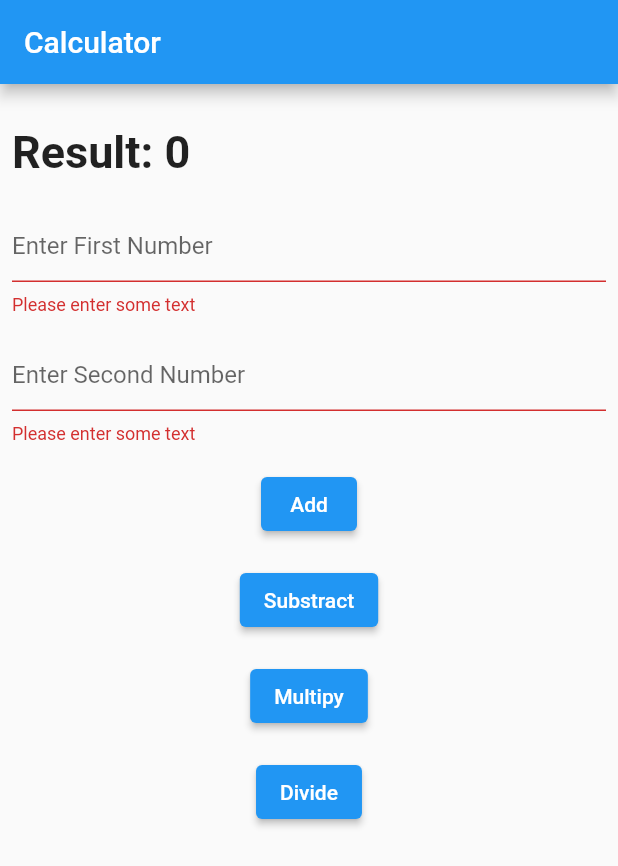
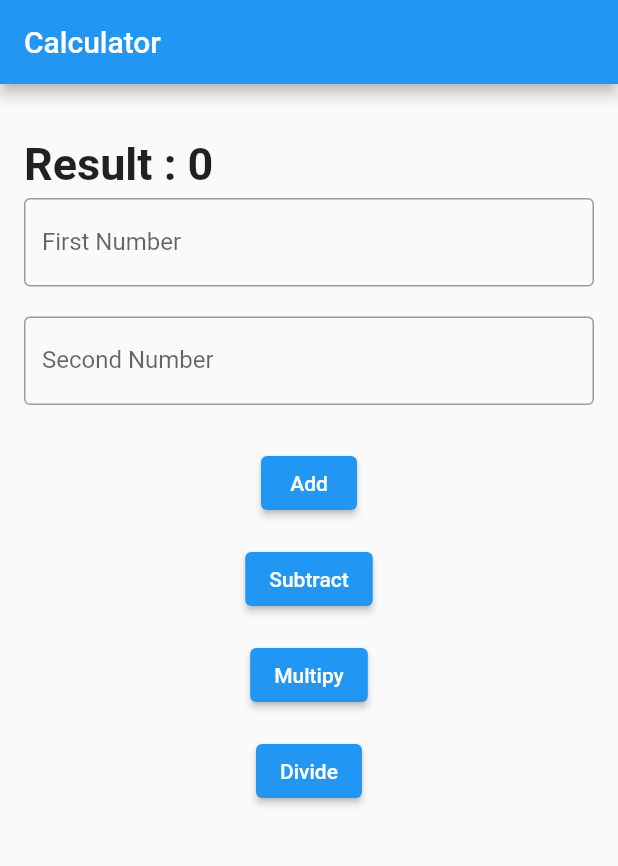
Before and after one commit to BagasSatr3/flutter-bagas-satria-fundamental, a Flutter app: the screen it shows after launch, after a tap on "Add", on a phone screen of 412 x 824 dp. Shown: the top 866 px of the screen. Run offline on Flutter 3.47's test engine with Material 2 defaults, Android fonts, the phone set to English and light mode, and no system bars.

Commit message:
version 3.0

```diff
--- a/lib/main.dart
+++ b/lib/main.dart
@@ -1,143 +1,136 @@
 import 'package:flutter/material.dart';
 import 'package:flutter/services.dart';
 
-void main() => runApp(const MyApp());
+void main() => runApp(MyApp());
 
 class MyApp extends StatelessWidget {
-  const MyApp({super.key});
-
-  static const String _title = 'Calculator';
-
   @override
   Widget build(BuildContext context) {
+    final appTitle = 'Calculator';
+
     return MaterialApp(
-      title: _title,
+      title: appTitle,
       home: Scaffold(
-        appBar: AppBar(title: const Text(_title)),
-        body: const MyStatefulWidget(),
+        appBar: AppBar(
+          title: Text(appTitle),
+        ),
+        body: Calculator(),
       ),
     );
   }
 }
 
-class MyStatefulWidget extends StatefulWidget {
-  const MyStatefulWidget({super.key});
-
+class Calculator extends StatefulWidget {
   @override
-  State<MyStatefulWidget> createState() => _MyStatefulWidgetState();
+  _CalculatorState createState() => _CalculatorState();
 }
 
-class _MyStatefulWidgetState extends State<MyStatefulWidget> {
-  final GlobalKey<FormState> _formKey = GlobalKey<FormState>();
-
+class _CalculatorState extends State<Calculator> {
+  TextEditingController num1controller = new TextEditingController();
+  TextEditingController num2controller = new TextEditingController();
+  String result = "0";
   @override
   Widget build(BuildContext context) {
-    return Form(
-      key: _formKey,
+    return Container(
+      padding: EdgeInsets.all(16.0),
       child: Column(
         crossAxisAlignment: CrossAxisAlignment.start,
         children: <Widget>[
-          Padding(
-            padding: const EdgeInsets.all(8.0),
-            child: Text('Result: 0',
+          Text('Result : $result',
               style: TextStyle(
                   fontWeight: FontWeight.bold, fontSize: 30, height: 2)),
-          ),
-          Padding(
-            padding: const EdgeInsets.all(8.0),
-            child: TextFormField(
+          TextField(
             keyboardType: TextInputType.number,
             inputFormatters: <TextInputFormatter>[
               FilteringTextInputFormatter.digitsOnly
             ],
-              decoration: const InputDecoration(
+            controller: num1controller,
+            decoration: InputDecoration(
+              border: OutlineInputBorder(),
+              labelText: 'First Number',
               hintText: 'Enter First Number',
             ),
-              validator: (String? value) {
-                if (value == null || value.isEmpty) {
-                  return 'Please enter some text';
-                }
-                return null;
-              },
           ),
+          SizedBox(
+            height: 20,
           ),
-          Padding(
-            padding: const EdgeInsets.all(8.0),
-            child: TextFormField(
+          TextField(
             keyboardType: TextInputType.number,
             inputFormatters: <TextInputFormatter>[
               FilteringTextInputFormatter.digitsOnly
             ],
-              decoration: const InputDecoration(
+            controller: num2controller,
+            decoration: InputDecoration(
+              border: OutlineInputBorder(),
+              labelText: 'Second Number',
               hintText: 'Enter Second Number',
             ),
-              validator: (String? value) {
-                if (value == null || value.isEmpty) {
-                  return 'Please enter some text';
-                }
-                return null;
-              },
           ),
+          SizedBox(
+            height: 20,
           ),
           Center(
-            child: Padding(
+            child: Container(
               padding: const EdgeInsets.all(8.0),
               child: ElevatedButton(
+                child: Text("Add"),
                 onPressed: () {
-                  // Validate will return true if the form is valid, or false if
-                  // the form is invalid.
-                  if (_formKey.currentState!.validate()) {
-                    // Process data.
-                  }
+                  setState(() {
+                    int sum = int.parse(num1controller.text) +
+                        int.parse(num2controller.text);
+                    result = sum.toString();
+                  });
                 },
-                child: const Text('Add'),
               ),
             ),
           ),
           Center(
-            child: Padding(
+            child: Container(
               padding: const EdgeInsets.all(8.0),
               child: ElevatedButton(
+                child: Text("Subtract"),
                 onPressed: () {
-                  // Validate will return true if the form is valid, or false if
-                  // the form is invalid.
-                  if (_formKey.currentState!.validate()) {
-                    // Process data.
-                  }
+                  setState(() {
+                    int sum = int.parse(num1controller.text) -
+                        int.parse(num2controller.text);
+                    result = sum.toString();
+                  });
                 },
-                child: const Text('Substract'),
               ),
             ),
           ),
           Center(
-            child: Padding(
+            child: Container(
               padding: const EdgeInsets.all(8.0),
               child: ElevatedButton(
+                child: Text("Multipy"),
                 onPressed: () {
-                  // Validate will return true if the form is valid, or false if
-                  // the form is invalid.
-                  if (_formKey.currentState!.validate()) {
-                    // Process data.
-                  }
+                  setState(() {
+                    int sum = int.parse(num1controller.text) *
+                        int.parse(num2controller.text);
+                    result = sum.toString();
+                  });
                 },
-                child: const Text('Multipy'),
               ),
             ),
           ),
           Center(
-            child: Padding(
+            child: Container(
               padding: const EdgeInsets.all(8.0),
               child: ElevatedButton(
+                child: Text("Divide"),
                 onPressed: () {
-                  // Validate will return true if the form is valid, or false if
-                  // the form is invalid.
-                  if (_formKey.currentState!.validate()) {
-                    // Process data.
-                  }
+                  setState(() {
+                    int sum = int.parse(num1controller.text) ~/
+                        int.parse(num2controller.text);
+                    result = sum.toString();
+                  });
                 },
-                child: const Text('Divide'),
               ),
             ),
+          ),
+          SizedBox(
+            height: 20,
           ),
         ],
       ),
```
Lines whose indentation alone changed are shown as unchanged.
